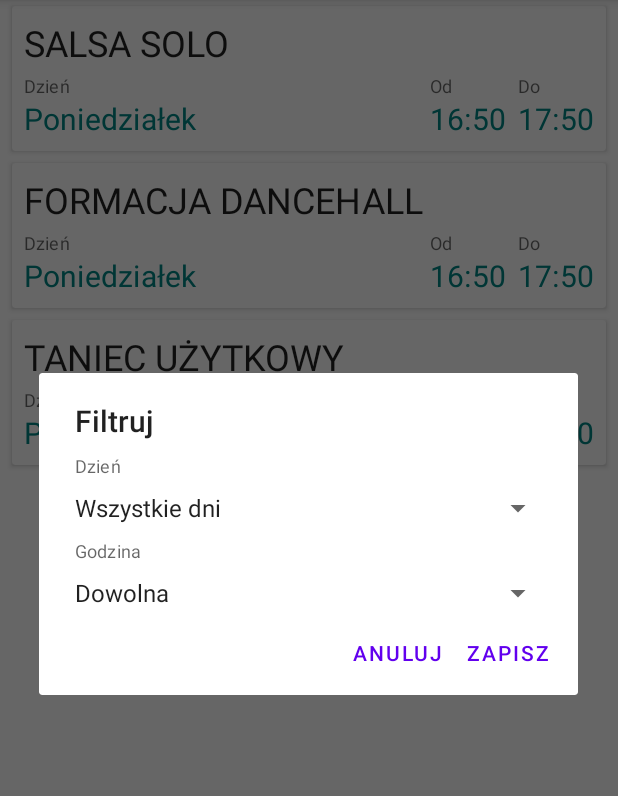
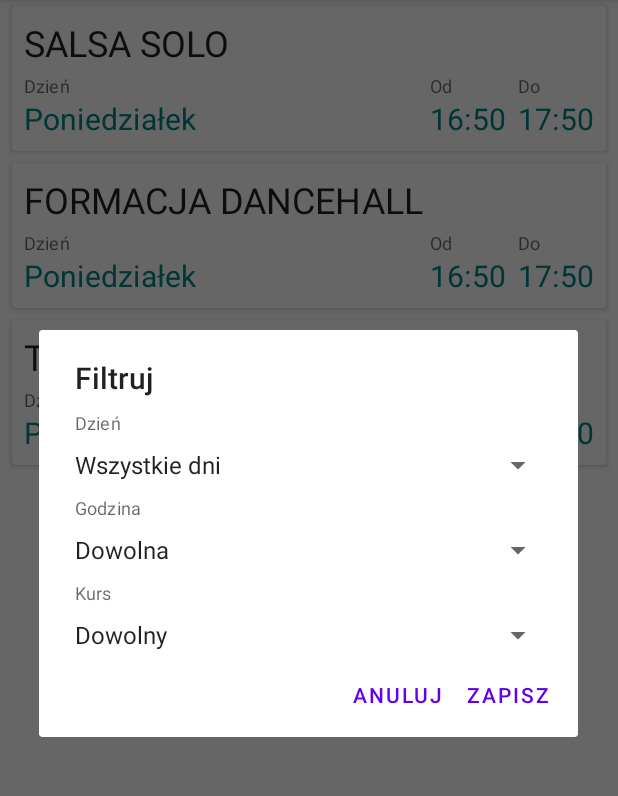
Before and after one commit to MicKlu/programowanie-obiektowe-ariss-projekt-2, an Android app: the screen it shows after launch (MainActivity), after a tap on "Filtruj", on a phone screen of 412 x 824 dp, the part 84-880 px from its top. Run offline under Robolectric (Android 15) with nearby library versions, the phone set to English and light mode, and no system bars.

Commit message:
Add static "course" filter

```diff
--- a/gui/android/app/src/main/java/com/example/dancetimetableapp/dialogs/FilterDialog.kt
+++ b/gui/android/app/src/main/java/com/example/dancetimetableapp/dialogs/FilterDialog.kt
@@ -13,6 +13,7 @@ class FilterDialog : DialogFragment() {
 
     var day: String = ""
     var time: String = ""
+    var course: String = ""
 
     override fun onCreateDialog(savedInstanceState: Bundle?): Dialog {
 
@@ -25,6 +26,7 @@ class FilterDialog : DialogFragment() {
 
             var dayPos = resources.getStringArray(R.array.days).asList().indexOf(day)
             var timePos = resources.getStringArray(R.array.hours).asList().indexOf(time)
+            var coursePos = resources.getStringArray(R.array.courses).asList().indexOf(course)
 
             if(dayPos == -1)
                 dayPos = 0
@@ -32,8 +34,12 @@ class FilterDialog : DialogFragment() {
             if(timePos == -1)
                 timePos = 0
 
+            if(coursePos == -1)
+                coursePos = 0
+
             binding.day.setSelection(dayPos)
             binding.hour.setSelection(timePos)
+            binding.course.setSelection(coursePos)
 
             builder.setPositiveButton(R.string.save) { dialog, _ ->
                 day = binding.day.selectedItem.toString()
@@ -41,6 +47,7 @@ class FilterDialog : DialogFragment() {
                     day = ""
 
                 time = binding.hour.selectedItem.toString()
+                course = binding.course.selectedItem.toString()
                 dialog.dismiss()
             }
             builder.setNegativeButton(R.string.cancel) { dialog, _ ->
--- a/gui/android/app/src/main/res/layout/fragment_filter.xml
+++ b/gui/android/app/src/main/res/layout/fragment_filter.xml
@@ -21,4 +21,12 @@
         android:layout_width="match_parent"
         android:layout_height="wrap_content"
         android:entries="@array/hours"/>
+    <TextView
+        style="@style/FilterHeader"
+        android:text="@string/course"/>
+    <Spinner
+        android:id="@+id/course"
+        android:layout_width="match_parent"
+        android:layout_height="wrap_content"
+        android:entries="@array/courses"/>
 </LinearLayout>
--- a/gui/android/app/src/main/res/values/strings.xml
+++ b/gui/android/app/src/main/res/values/strings.xml
@@ -15,6 +15,7 @@
     <string name="cancel">Anuluj</string>
     <string name="filter">Filtruj</string>
     <string name="time">Godzina</string>
+    <string name="course">Kurs</string>
 
     <string-array name="days">
         <item>Wszystkie dni</item>
@@ -53,4 +54,32 @@
         <item>22</item>
         <item>23</item>
     </string-array>
+
+    <string-array name="courses">
+        <item>Dowolny</item>
+        <item>Bachata Solo</item>
+        <item>Bachata Styling</item>
+        <item>Bachata W Parach</item>
+        <item>Bachata W Parach Single</item>
+        <item>Dancehall</item>
+        <item>Dancehall/Twerk</item>
+        <item>Formacja Dancehall</item>
+        <item>Hip Hop</item>
+        <item>Izolacje/Body Movement</item>
+        <item>Joga</item>
+        <item>Joga Kundalini</item>
+        <item>Latino Solo</item>
+        <item>Pierwszy Taniec</item>
+        <item>Project Choreo: Bachata</item>
+        <item>Project Choreo: Street Dance</item>
+        <item>Salsa Solo</item>
+        <item>Salsa W Parach</item>
+        <item>Sexy Dance</item>
+        <item>Taniec Brzucha</item>
+        <item>Taniec Jazzowy</item>
+        <item>Taniec Użytkowy</item>
+        <item>Twerk</item>
+        <item>West Coast Swing</item>
+        <item>West Coast Swing Technika</item>
+    </string-array>
 </resources>
```
